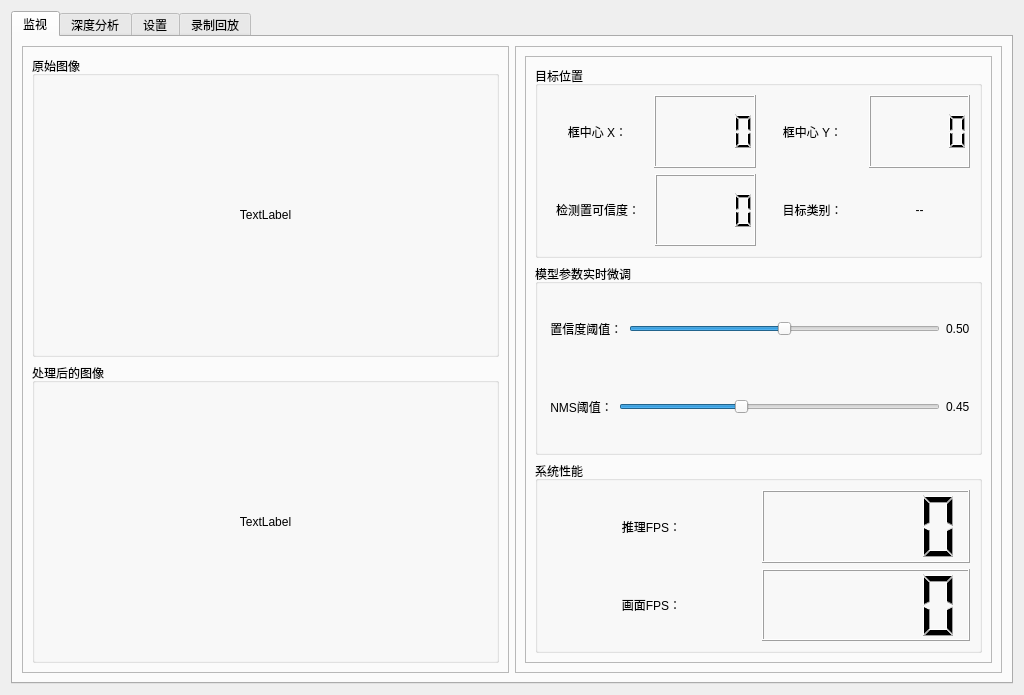
Above: ui/EdgeSightMain.ui from embed-lsy/EdgeSight before the change. Below: the same form after it.
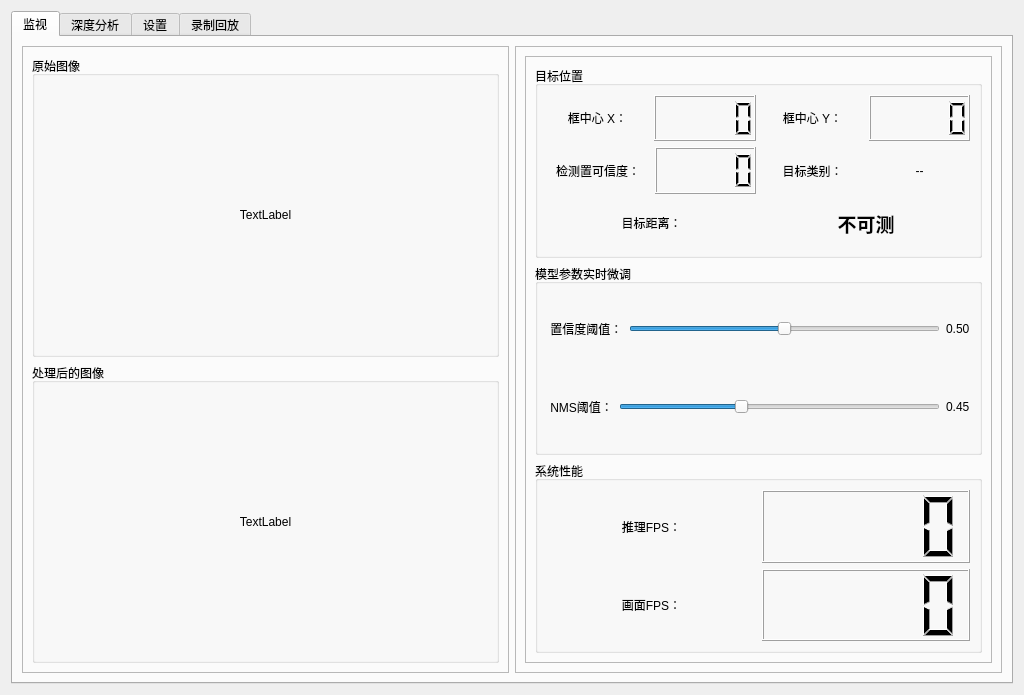
That is the form after the change. The open tabs and pages were chosen to show the change. Custom widgets are drawn as their Qt base class.

Commit message: feat(ui): 棋盘格默认值 18 + 监视页实时距离读数 + 深度分析页报错修复

```diff
--- a/ui/EdgeSightMain.ui
+++ b/ui/EdgeSightMain.ui
@@ -335,6 +335,33 @@
                     </item>
                    </layout>
                   </item>
+                  <item>
+                   <layout class="QHBoxLayout" name="horizontalLayout_distance">
+                    <item>
+                     <widget class="QLabel" name="label_distance_title">
+                      <property name="text">
+                       <string>目标距离：</string>
+                      </property>
+                      <property name="alignment">
+                       <set>Qt::AlignmentFlag::AlignCenter</set>
+                      </property>
+                     </widget>
+                    </item>
+                    <item>
+                     <widget class="QLabel" name="label_distance_value">
+                      <property name="text">
+                       <string>不可测</string>
+                      </property>
+                      <property name="alignment">
+                       <set>Qt::AlignmentFlag::AlignCenter</set>
+                      </property>
+                      <property name="styleSheet">
+                       <string notr="true">font-weight: bold; font-size: 14pt;</string>
+                      </property>
+                     </widget>
+                    </item>
+                   </layout>
+                  </item>
                  </layout>
                 </widget>
                </item>
```
Left out of the diff: 2 changed lines with no effect on the pictures. The commit also changes 4 other files.
